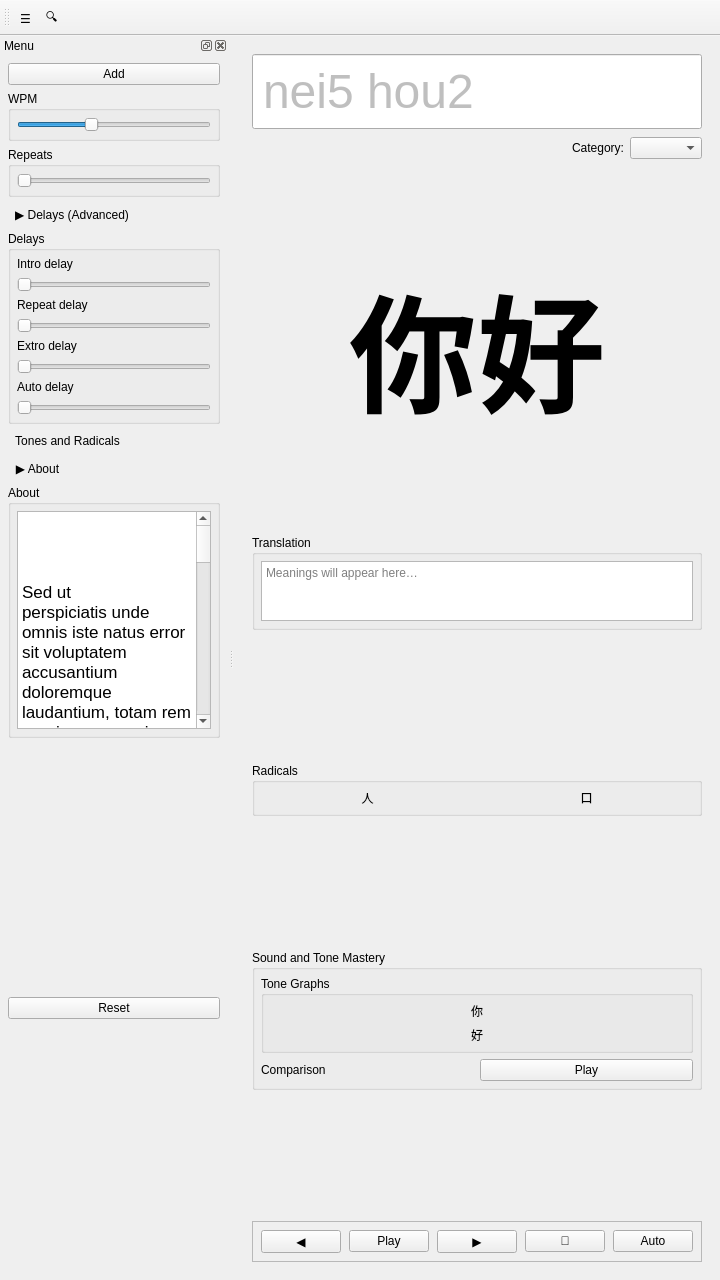
First picture: the form in ui/form.ui, repository brownidj/learn_canto_0-1, before the edit.
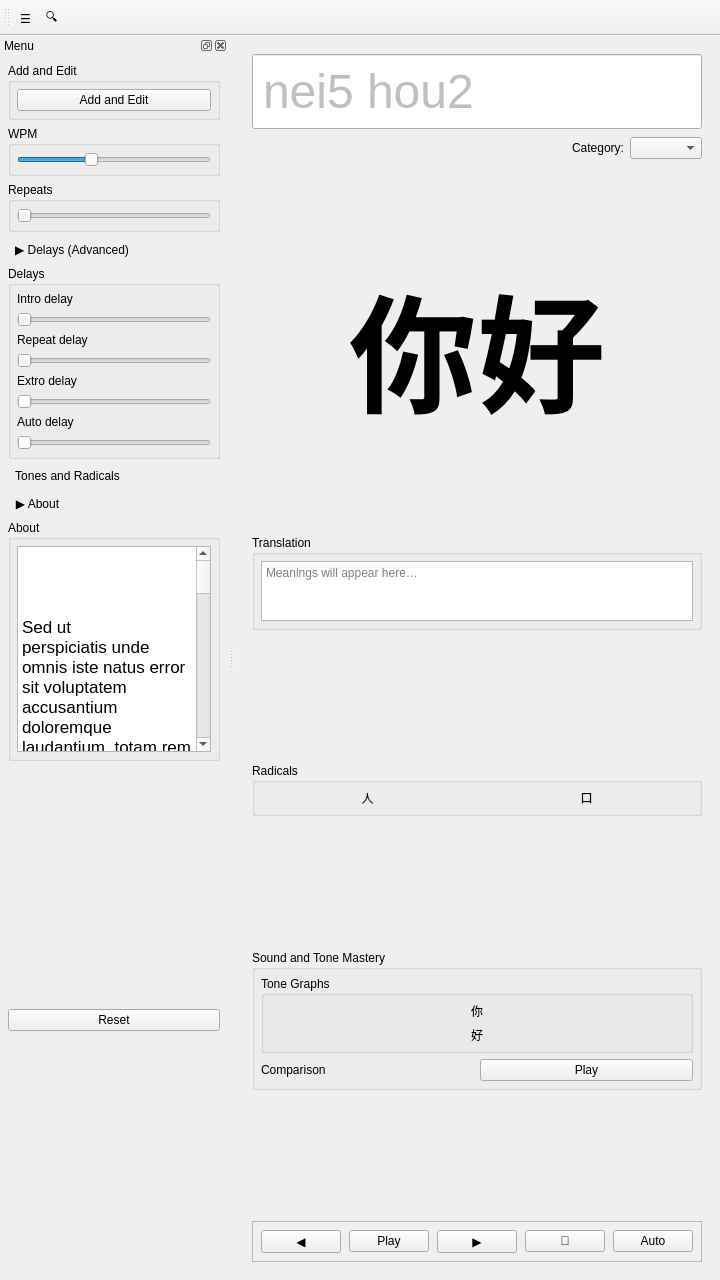
Second picture: the form after the edit.

Diff of the .ui file:
```diff
--- a/ui/form.ui
+++ b/ui/form.ui
@@ -487,10 +487,35 @@
                         <number>8</number>
                     </property>
                     <item>
-                        <widget class="QPushButton" name="btnAdd">
-                            <property name="text">
-                                <string>Add</string>
+                        <widget class="QGroupBox" name="groupAddEdit">
+                            <property name="title">
+                                <string>Add and Edit</string>
                             </property>
+                            <layout class="QVBoxLayout" name="layoutAddEdit">
+                                <property name="spacing">
+                                    <number>6</number>
+                                </property>
+                                <property name="leftMargin">
+                                    <number>6</number>
+                                </property>
+                                <property name="topMargin">
+                                    <number>6</number>
+                                </property>
+                                <property name="rightMargin">
+                                    <number>6</number>
+                                </property>
+                                <property name="bottomMargin">
+                                    <number>6</number>
+                                </property>
+                                <item>
+                                    <widget class="QPushButton" name="btnAdd">
+                                        <property name="text">
+                                            <string>Add and Edit</string>
+                                        </property>
+                                    </widget>
+                                </item>
+
+                            </layout>
                         </widget>
                     </item>
                     <item>
```
